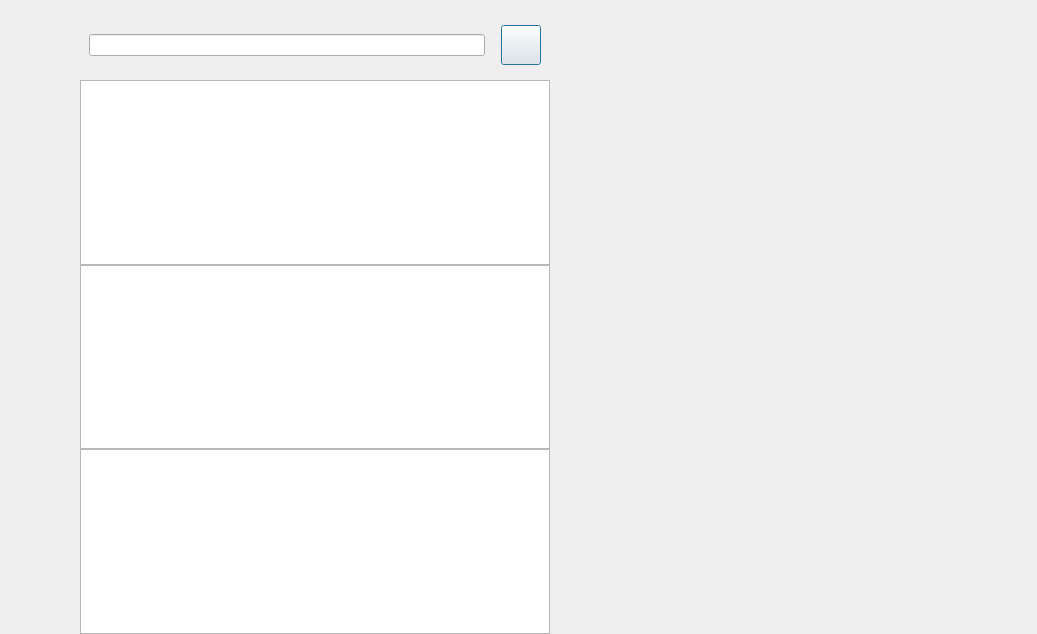
This is client/xiguchat/chatdialog.ui in yrc920/xiguchat as Qt 5 draws it before an edit. The edited form follows.
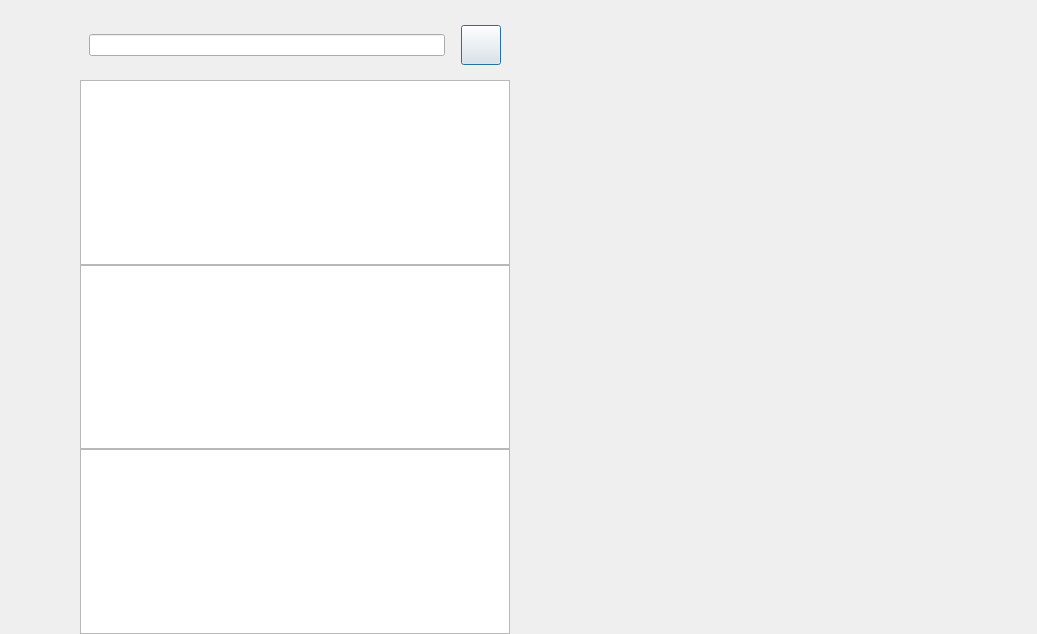
This is the edited form. Custom widgets are drawn as their Qt base class.

The edit to the form file:
```diff
--- a/client/xiguchat/chatdialog.ui
+++ b/client/xiguchat/chatdialog.ui
@@ -157,7 +157,7 @@
     <widget class="QWidget" name="chat_user_wid" native="true">
      <property name="maximumSize">
       <size>
-       <width>470</width>
+       <width>430</width>
        <height>16777215</height>
       </size>
      </property>
```
